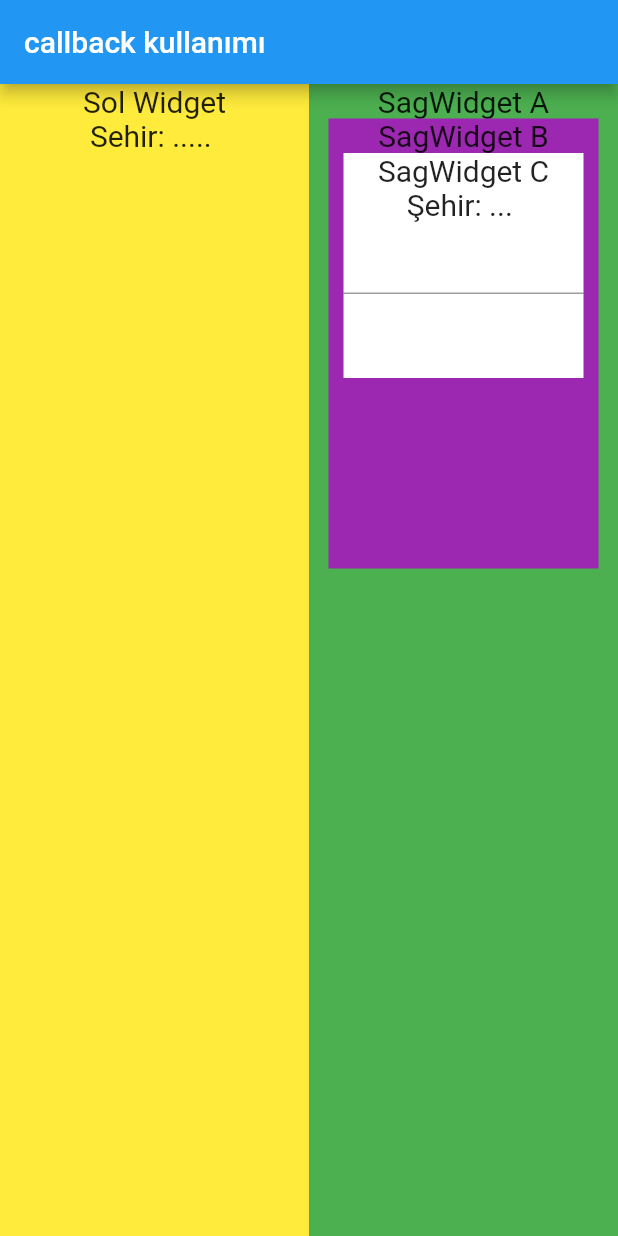
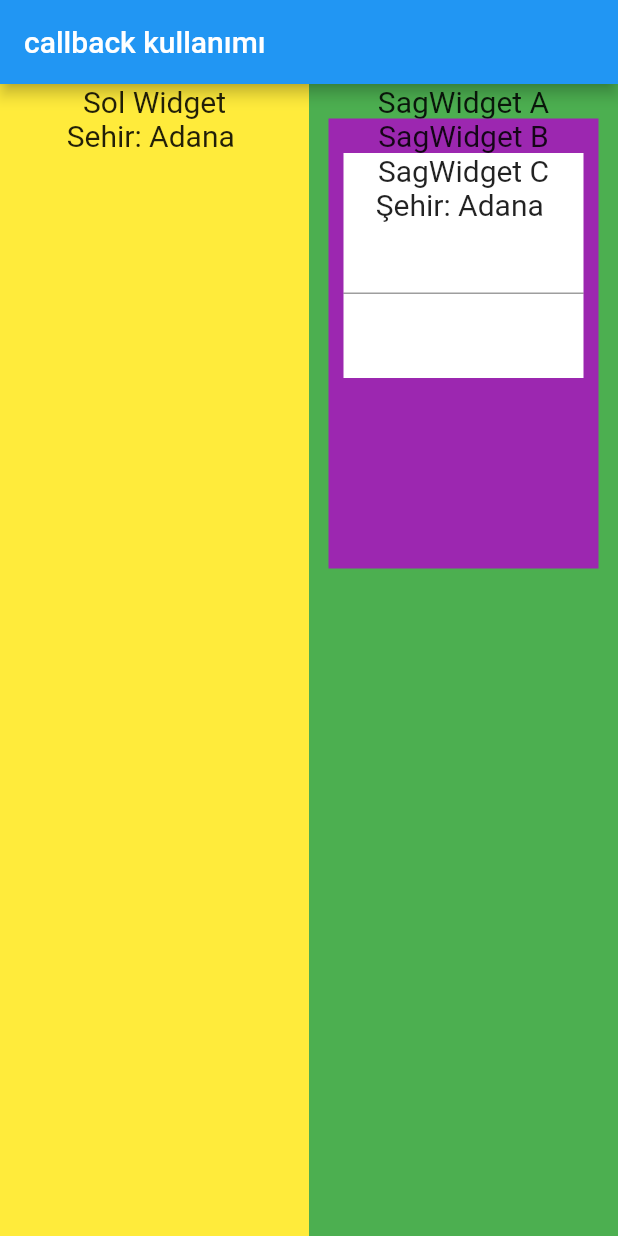
Before and after one commit to VedatBiner/flutter_provider_demo, a Flutter app: the screen it shows after launch, on a phone screen of 412 x 824 dp. Run offline on Flutter 3.47's test engine with Material 2 defaults, Android fonts, the light colour scheme and no system bars.

Commit message:
call back

```diff
--- a/lib/main.dart
+++ b/lib/main.dart
@@ -14,9 +14,20 @@ class MyApp extends StatelessWidget {
   }
 }
 
-class MyHomePage extends StatelessWidget {
+class MyHomePage extends StatefulWidget {
   const MyHomePage({Key? key}) : super(key: key);
 
+  @override
+  State<MyHomePage> createState() => _MyHomePageState();
+}
+
+class _MyHomePageState extends State<MyHomePage> {
+  String sehir = "Adana";
+  void changeCity(String newCity){
+    setState(() {
+      sehir = newCity;
+    });
+  }
 
   @override
   Widget build(BuildContext context) {
@@ -28,9 +39,9 @@ class MyHomePage extends StatelessWidget {
         child: Row(
           mainAxisAlignment: MainAxisAlignment.spaceEvenly,
           crossAxisAlignment: CrossAxisAlignment.stretch,
-          children: const <Widget>[
-            Expanded(child: SolWidgetA()),
-            Expanded(child: SagWidgetA())
+          children: <Widget>[
+            Expanded(child: SolWidgetA(sehir: sehir,)),
+            Expanded(child: SagWidgetA(sehir: sehir,callback: changeCity,)) // sadece fonksiyon adı olacak
           ],
         ),
       ),
@@ -39,21 +50,22 @@ class MyHomePage extends StatelessWidget {
 }
 
 class SolWidgetA extends StatelessWidget {
-  const SolWidgetA({Key? key}) : super(key: key);
+  const SolWidgetA({Key? key, required this.sehir}) : super(key: key);
+  final String sehir;
 
   @override
   Widget build(BuildContext context) {
     return Container(
         color: Colors.yellow,
         child: Column(
-          children: const [
-            Text(
+          children: [
+            const Text(
               'Sol Widget',
               style: TextStyle(fontSize: 20),
             ),
             Text(
-              'Sehir: ..... ',
-              style: TextStyle(fontSize: 20),
+              'Sehir: $sehir ',
+              style: const TextStyle(fontSize: 20),
             )
           ],
         ));
@@ -61,25 +73,29 @@ class SolWidgetA extends StatelessWidget {
 }
 
 class SagWidgetA extends StatelessWidget {
-  const SagWidgetA({Key? key}) : super(key: key);
+  final String sehir;
+  final Function callback;
+  const SagWidgetA({Key? key, required this.sehir, required this.callback}) : super(key: key);
 
   @override
   Widget build(BuildContext context) {
     return Container(
       color: Colors.green,
-      child: Column(children: const [
-        Text(
+      child: Column(children: [
+        const Text(
           'SagWidget A',
           style: TextStyle(fontSize: 20),
         ),
-        SagWidgetB()
+        SagWidgetB(sehir: sehir, callback: callback,)
       ]),
     );
   }
 }
 
 class SagWidgetB extends StatelessWidget {
-  const SagWidgetB({Key? key}) : super(key: key);
+  final String sehir;
+  final Function callback;
+  const SagWidgetB({Key? key, required this.sehir, required this.callback}) : super(key: key);
 
   @override
   Widget build(BuildContext context) {
@@ -87,19 +103,21 @@ class SagWidgetB extends StatelessWidget {
       height: 300,
       width: 180,
       color: Colors.purple,
-      child: Column(children: const [
-        Text(
+      child: Column(children: [
+        const Text(
           'SagWidget B',
           style: TextStyle(fontSize: 20),
         ),
-        SagWidgetC()
+        SagWidgetC(sehir: sehir, callback: callback,)
       ]),
     );
   }
 }
 
 class SagWidgetC extends StatelessWidget {
-  const SagWidgetC({Key? key}) : super(key: key);
+  final String sehir;
+  final Function callback;
+  const SagWidgetC({Key? key, required this.sehir, required this.callback}) : super(key: key);
 
   @override
   Widget build(BuildContext context) {
@@ -107,16 +125,20 @@ class SagWidgetC extends StatelessWidget {
       color: Colors.white,
       height: 150,
       width: 160,
-      child: Column(children: const [
-        Text(
+      child: Column(children: [
+        const Text(
           'SagWidget C',
           style: TextStyle(fontSize: 20),
         ),
         Text(
-          'Şehir: ... ',
-          style: TextStyle(fontSize: 20),
+          'Şehir: $sehir ',
+          style: const TextStyle(fontSize: 20),
         ),
-        TextField(onChanged: null)
+        TextField(
+            onChanged: (input){
+              callback(input);
+            }
+        )
       ]),
     );
   }
```
Also changed, not shown: 1 other file.
